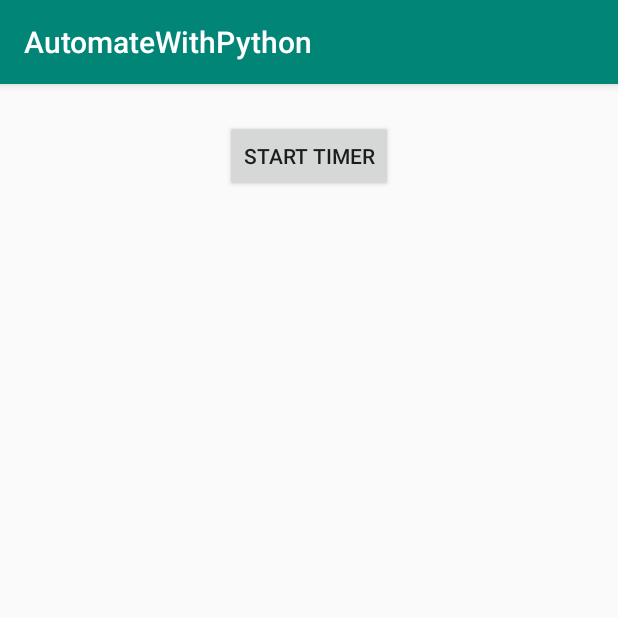
After one commit to theapphideaway/AutomateWithPython, an Android app: the ChapterFifteenActivity screen opened directly, with no data from a screen before it, on a phone screen of 412 x 824 dp, the top half of it. The commit adds this screen. Run offline under Robolectric (Android 15) with nearby library versions, the phone set to English and light mode, and no system bars.

Commit message:
Created layout for chapter 15

```diff
--- a/app/src/main/AndroidManifest.xml
+++ b/app/src/main/AndroidManifest.xml
@@ -50,6 +50,8 @@
         </activity>
         <activity android:name=".Chapters.ChapterFourteenActivity">
         </activity>
+        <activity android:name=".Chapters.ChapterFifteenActivity">
+        </activity>
     </application>
 
 </manifest>
--- a/app/src/main/java/com/theapphideaway/automatewithpython/ChapterAdapter.kt
+++ b/app/src/main/java/com/theapphideaway/automatewithpython/ChapterAdapter.kt
@@ -87,6 +87,10 @@
                     var intent = Intent(context, ChapterFourteenActivity::class.java)
                     startActivity(context,intent, null)
                 }
+                holder.itemView.chapter.text.toString() == "Chapter 15" -> {
+                    var intent = Intent(context, ChapterFifteenActivity::class.java)
+                    startActivity(context,intent, null)
+                }
             }
 
         }
--- /dev/null
+++ b/app/src/main/java/com/theapphideaway/automatewithpython/Chapters/ChapterFifteenActivity.kt
@@ -0,0 +1,13 @@
+package com.theapphideaway.automatewithpython.Chapters
+
+import android.support.v7.app.AppCompatActivity
+import android.os.Bundle
+import com.theapphideaway.automatewithpython.R
+
+class ChapterFifteenActivity : AppCompatActivity() {
+
+    override fun onCreate(savedInstanceState: Bundle?) {
+        super.onCreate(savedInstanceState)
+        setContentView(R.layout.activity_chapter_fifteen)
+    }
+}
--- /dev/null
+++ b/app/src/main/res/layout/activity_chapter_fifteen.xml
@@ -0,0 +1,17 @@
+<?xml version="1.0" encoding="utf-8"?>
+<android.support.constraint.ConstraintLayout
+        xmlns:android="http://schemas.android.com/apk/res/android"
+        xmlns:tools="http://schemas.android.com/tools"
+        xmlns:app="http://schemas.android.com/apk/res-auto"
+        android:layout_width="match_parent"
+        android:layout_height="match_parent"
+        tools:context=".Chapters.ChapterFifteenActivity">
+
+    <Button
+            android:text="Start Timer"
+            android:layout_width="wrap_content"
+            android:layout_height="wrap_content"
+            android:id="@+id/timer" app:layout_constraintStart_toStartOf="parent" android:layout_marginStart="8dp"
+            android:layout_marginTop="24dp" app:layout_constraintTop_toTopOf="parent"
+            app:layout_constraintEnd_toEndOf="parent" android:layout_marginEnd="8dp"/>
+</android.support.constraint.ConstraintLayout>
```
Also changed, not shown: 1 other file.
